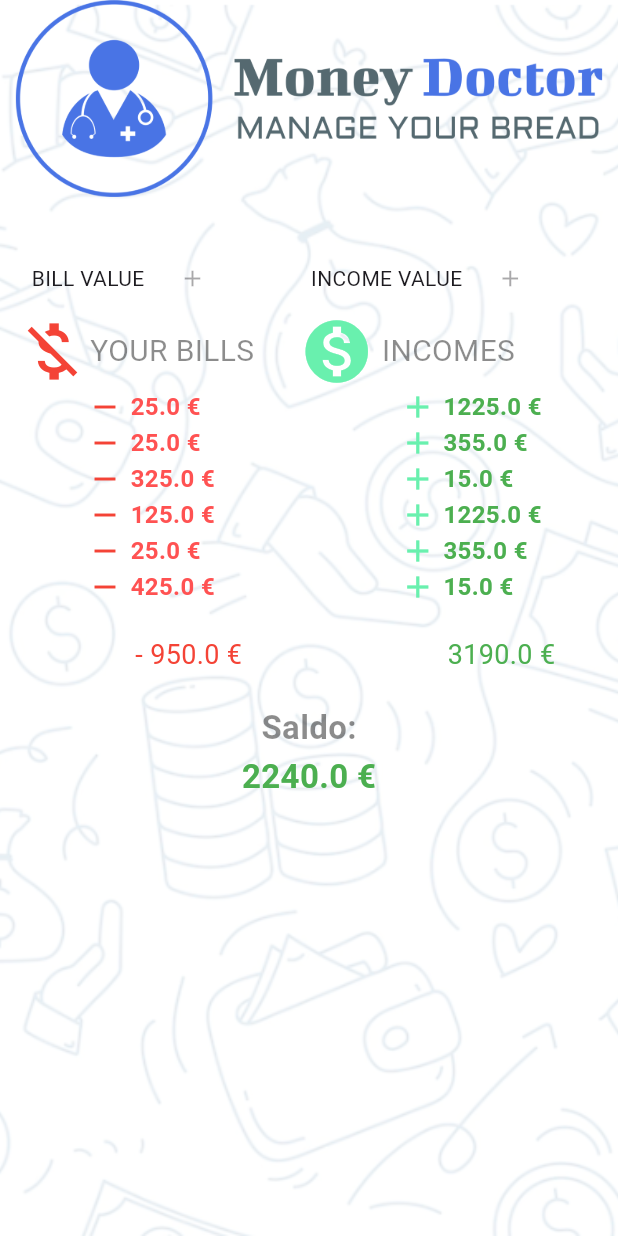
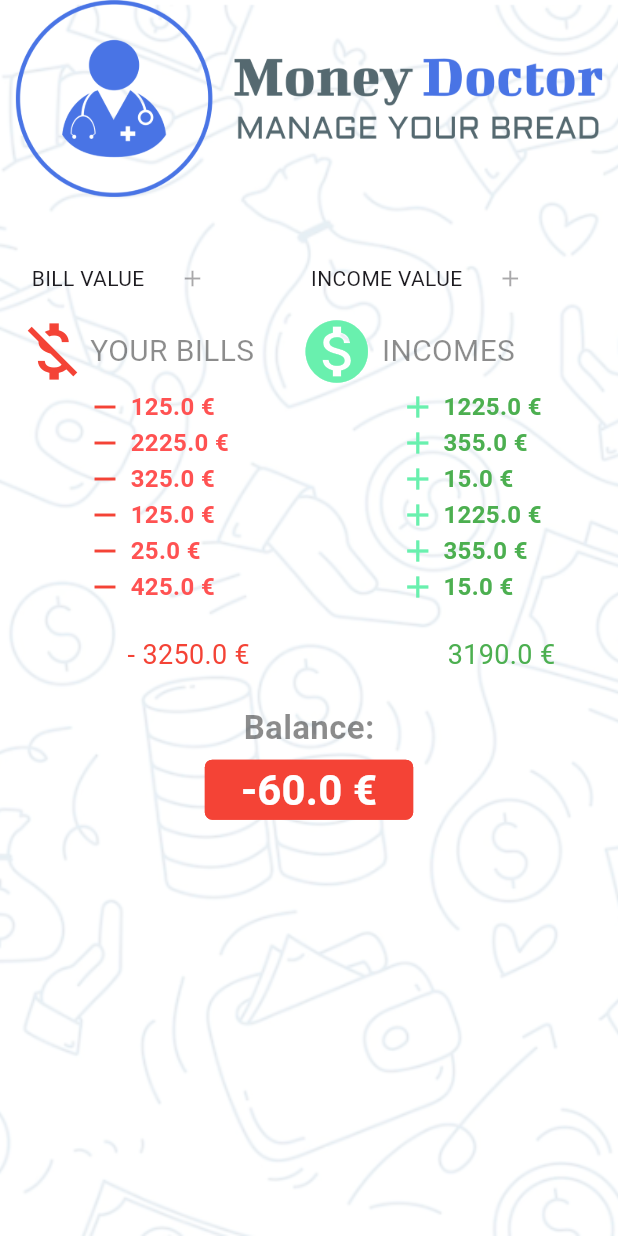
Before and after one commit to inunes1904/money_doctor, a Flutter app: the screen it shows after launch, after a tap on "ENTER", on a phone screen of 412 x 824 dp. Run offline on Flutter 3.47's test engine with Material 3 defaults, Android fonts, the phone set to English and light mode, and no system bars.

Commit message:
Balance modifications when positive and negative.

```diff
--- a/lib/views/home.dart
+++ b/lib/views/home.dart
@@ -130,11 +130,29 @@
                       ],
                     ),
                     const SizedBox(height: 20,),
-                    const Center(child: Text("Saldo:", style: TextStyle(fontSize: 22, fontWeight: FontWeight.bold, color: Colors.black45),)),
+                    const Center(child: Text("Balance:", style: TextStyle(fontSize: 22, fontWeight: FontWeight.bold, color: Colors.black45),)),
 
                     const SizedBox(height: 2,),
 
-                    Center(child: Text("$totalDifference €", style: const TextStyle(fontSize: 22, fontWeight: FontWeight.bold, color: Colors.green),))
+
+                    OutlinedButton(
+                      style: OutlinedButton.styleFrom(
+                        shape: RoundedRectangleBorder(
+                          borderRadius: BorderRadius.circular(5),
+                        ),
+                        backgroundColor: totalDifference < 0 ? Colors.red : Colors.greenAccent,
+                        side: BorderSide(
+                            width: 2,
+                            color:  totalDifference < 0 ? Colors.red : Colors.green,
+                        ),
+                      ),
+                      onPressed: () { },
+                      child: Text('$totalDifference €',
+                      style: TextStyle(
+                          fontSize: 28, fontWeight: FontWeight.bold, color: totalDifference < 0 ? Colors.white : Colors.green,
+                      ),),
+                    )
+
                   ],
                 )),
           ),
--- a/lib/widgets/bills/bills_list_example.dart
+++ b/lib/widgets/bills/bills_list_example.dart
@@ -3,8 +3,8 @@
 
 class BillsListExample {
   List<Bill> billsList = [
-    Bill(25.00),
-    Bill(25.00),
+    Bill(125.00),
+    Bill(2225.00),
     Bill(325.00),
     Bill(125.00),
     Bill(25.00),
```
